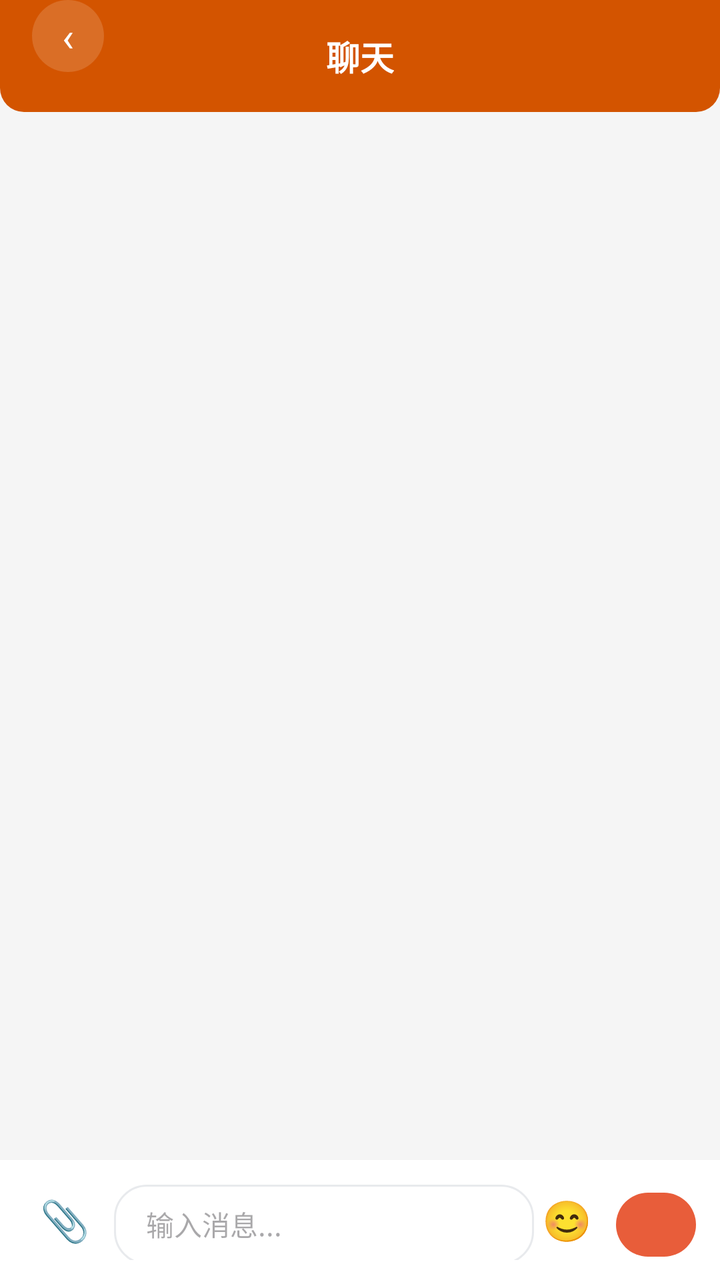
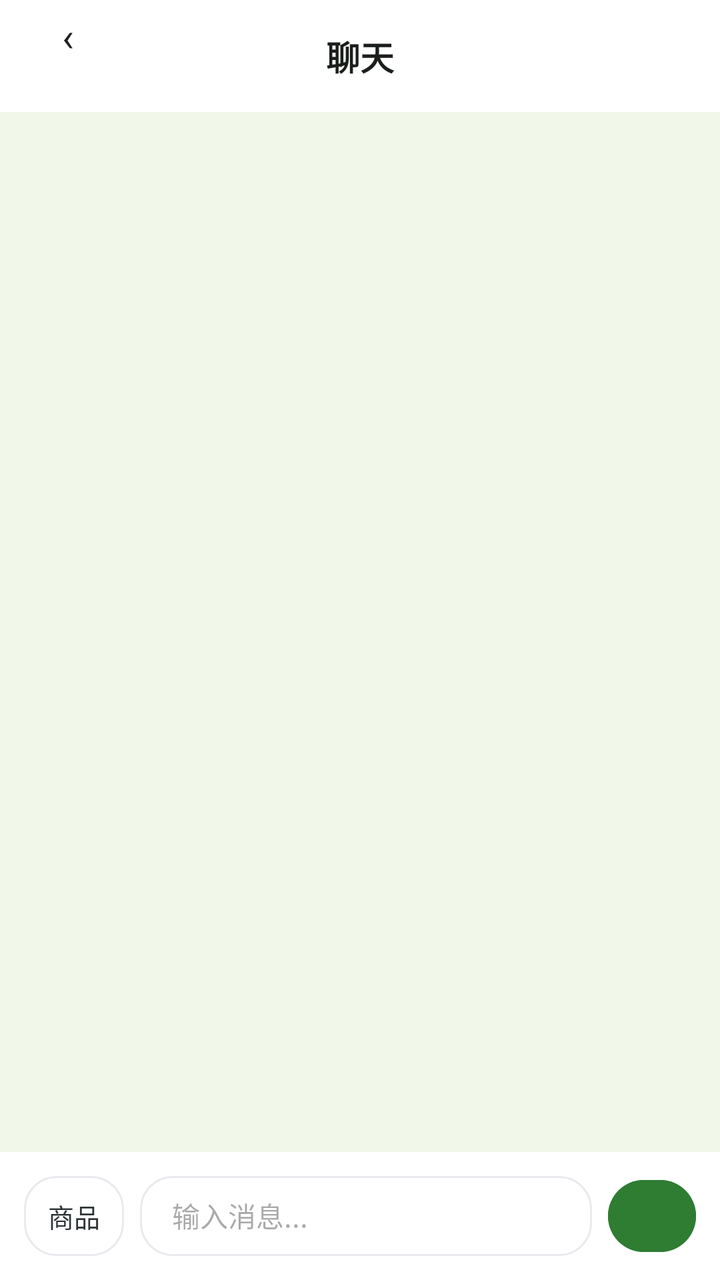

Compare the two renders of this Android layout. The source of the first and the diff that turns it into the second are given below.
<!-- AndroidManifest.xml: application theme Theme.ClothingSI -->
<!-- res/layout/activity_chat_detail.xml -->
<?xml version="1.0" encoding="utf-8"?>
<LinearLayout xmlns:android="http://schemas.android.com/apk/res/android"
    xmlns:app="http://schemas.android.com/apk/res-auto"
    android:layout_width="match_parent" android:layout_height="match_parent"
    android:orientation="vertical" android:background="#F5F5F5">
    <RelativeLayout android:layout_width="match_parent" android:layout_height="56dp"
        android:background="@drawable/header_bar_bg" android:paddingHorizontal="16dp">
        <TextView android:id="@+id/btn_back" android:layout_width="36dp" android:layout_height="36dp"
            android:text="‹" android:textSize="20dp" android:textColor="#FFFFFF"
            android:gravity="center" android:background="@drawable/circle_bg" />
        <TextView android:layout_width="wrap_content" android:layout_height="wrap_content"
            android:text="聊天" android:textSize="17dp" android:textStyle="bold"
            android:textColor="#FFFFFF" android:layout_centerInParent="true"
            android:id="@+id/tv_chat_title" />
    </RelativeLayout>
    <androidx.recyclerview.widget.RecyclerView android:id="@+id/rv_messages"
        android:layout_width="match_parent" android:layout_height="0dp" android:layout_weight="1"
        android:padding="16dp" />
    <LinearLayout android:layout_width="match_parent" android:layout_height="wrap_content"
        android:orientation="horizontal" android:paddingTop="10dp" android:paddingBottom="10dp"
        android:paddingStart="12dp" android:paddingEnd="12dp" android:background="#FFFFFF">
        <TextView android:layout_width="wrap_content" android:layout_height="40dp"
            android:text="📎" android:textSize="20dp" android:gravity="center"
            android:paddingHorizontal="8dp" android:layout_marginEnd="4dp" />
        <EditText android:id="@+id/et_message"
            android:layout_width="0dp" android:layout_height="40dp" android:layout_weight="1"
            android:hint="输入消息..." android:paddingTop="10dp" android:paddingBottom="10dp"
            android:paddingStart="16dp" android:paddingEnd="16dp" android:textSize="14dp"
            android:background="@drawable/card_bg" />
        <TextView android:layout_width="wrap_content" android:layout_height="40dp"
            android:text="😊" android:textSize="20dp" android:gravity="center"
            android:paddingHorizontal="4dp" />
        <com.google.android.material.button.MaterialButton android:id="@+id/btn_send"
            android:layout_width="40dp" android:layout_height="40dp" android:text="➤"
            app:cornerRadius="20dp" android:layout_marginStart="8dp" />
    </LinearLayout>
</LinearLayout>
<!-- resources referenced by this layout -->
<resources>
  <!-- drawable card_bg (drawable) -->
  <?xml version="1.0" encoding="utf-8"?>
  <shape xmlns:android="http://schemas.android.com/apk/res/android" android:shape="rectangle">
      <solid android:color="#FFFFFF" />
      <corners android:radius="16dp" />
      <stroke android:width="1dp" android:color="#E8EAED" />
  </shape>
  <!-- drawable circle_bg (drawable) -->
  <?xml version="1.0" encoding="utf-8"?>
  <shape xmlns:android="http://schemas.android.com/apk/res/android" android:shape="oval">
      <solid android:color="#26FFFFFF" />
  </shape>
  <!-- drawable header_bar_bg (drawable) -->
  <?xml version="1.0" encoding="utf-8"?>
  <shape xmlns:android="http://schemas.android.com/apk/res/android" android:shape="rectangle">
      <solid android:color="#D35400" />
      <corners android:bottomLeftRadius="12dp" android:bottomRightRadius="12dp" />
  </shape>
  <style name="Theme.ClothingSI" parent="Theme.Material3.Light.NoActionBar">
          <item name="colorPrimary">@color/primary</item>
          <item name="colorPrimaryDark">@color/primary_dark</item>
          <item name="colorAccent">@color/accent</item>
          <item name="android:statusBarColor">@color/primary_dark</item>
          <item name="android:navigationBarColor">@color/white</item>
      </style>
  <color name="primary">#E85D3A</color>
  <color name="primary_dark">#D35400</color>
  <color name="accent">#F4A460</color>
  <color name="white">#FFFFFF</color>
</resources>

<!-- the commit's change to res/layout/activity_chat_detail.xml (unified diff, before → after) -->
@@ -2,36 +2,39 @@
 <LinearLayout xmlns:android="http://schemas.android.com/apk/res/android"
     xmlns:app="http://schemas.android.com/apk/res-auto"
     android:layout_width="match_parent" android:layout_height="match_parent"
-    android:orientation="vertical" android:background="#F5F5F5">
+    android:orientation="vertical" android:background="@color/bg">
     <RelativeLayout android:layout_width="match_parent" android:layout_height="56dp"
         android:background="@drawable/header_bar_bg" android:paddingHorizontal="16dp">
         <TextView android:id="@+id/btn_back" android:layout_width="36dp" android:layout_height="36dp"
-            android:text="‹" android:textSize="20dp" android:textColor="#FFFFFF"
+            android:text="‹" android:textSize="20dp" android:textColor="@color/text_primary"
             android:gravity="center" android:background="@drawable/circle_bg" />
         <TextView android:layout_width="wrap_content" android:layout_height="wrap_content"
             android:text="聊天" android:textSize="17dp" android:textStyle="bold"
-            android:textColor="#FFFFFF" android:layout_centerInParent="true"
+            android:textColor="@color/text_primary" android:layout_centerInParent="true"
             android:id="@+id/tv_chat_title" />
     </RelativeLayout>
     <androidx.recyclerview.widget.RecyclerView android:id="@+id/rv_messages"
         android:layout_width="match_parent" android:layout_height="0dp" android:layout_weight="1"
         android:padding="16dp" />
     <LinearLayout android:layout_width="match_parent" android:layout_height="wrap_content"
-        android:orientation="horizontal" android:paddingTop="10dp" android:paddingBottom="10dp"
-        android:paddingStart="12dp" android:paddingEnd="12dp" android:background="#FFFFFF">
-        <TextView android:layout_width="wrap_content" android:layout_height="40dp"
-            android:text="📎" android:textSize="20dp" android:gravity="center"
-            android:paddingHorizontal="8dp" android:layout_marginEnd="4dp" />
+        android:orientation="horizontal" android:gravity="center_vertical"
+        android:paddingTop="10dp" android:paddingBottom="10dp"
+        android:paddingStart="12dp" android:paddingEnd="12dp" android:background="@color/surface">
+        
+        <TextView android:id="@+id/btn_pick_product"
+            android:layout_width="wrap_content" android:layout_height="40dp"
+            android:text="商品" android:textSize="13dp" android:textColor="#2D3436"
+            android:gravity="center" android:paddingHorizontal="12dp"
+            android:background="@drawable/card_bg" android:layout_marginEnd="8dp" />
         <EditText android:id="@+id/et_message"
             android:layout_width="0dp" android:layout_height="40dp" android:layout_weight="1"
             android:hint="输入消息..." android:paddingTop="10dp" android:paddingBottom="10dp"
             android:paddingStart="16dp" android:paddingEnd="16dp" android:textSize="14dp"
             android:background="@drawable/card_bg" />
-        <TextView android:layout_width="wrap_content" android:layout_height="40dp"
-            android:text="😊" android:textSize="20dp" android:gravity="center"
-            android:paddingHorizontal="4dp" />
         <com.google.android.material.button.MaterialButton android:id="@+id/btn_send"
-            android:layout_width="40dp" android:layout_height="40dp" android:text="➤"
-            app:cornerRadius="20dp" android:layout_marginStart="8dp" />
+            android:layout_width="44dp" android:layout_height="44dp" android:text="➤"
+            android:textSize="20dp" android:textColor="#FFFFFF"
+            app:cornerRadius="22dp" android:layout_marginStart="8dp"
+            android:backgroundTint="@color/primary" />
     </LinearLayout>
 </LinearLayout>
<!-- resource entries referenced after the edit -->
@@ -1,5 +1,6 @@
 <!-- resources referenced by this layout -->
 <resources>
+  <color name="bg">#F1F8E9</color>
   <!-- drawable card_bg (drawable) -->
   <?xml version="1.0" encoding="utf-8"?>
   <shape xmlns:android="http://schemas.android.com/apk/res/android" android:shape="rectangle">
@@ -15,19 +16,28 @@
   <!-- drawable header_bar_bg (drawable) -->
   <?xml version="1.0" encoding="utf-8"?>
   <shape xmlns:android="http://schemas.android.com/apk/res/android" android:shape="rectangle">
-      <solid android:color="#D35400" />
-      <corners android:bottomLeftRadius="12dp" android:bottomRightRadius="12dp" />
+      <solid android:color="#FFFFFF" />
   </shape>
   <style name="Theme.ClothingSI" parent="Theme.Material3.Light.NoActionBar">
           <item name="colorPrimary">@color/primary</item>
           <item name="colorPrimaryDark">@color/primary_dark</item>
           <item name="colorAccent">@color/accent</item>
-          <item name="android:statusBarColor">@color/primary_dark</item>
+          <item name="android:statusBarColor">@android:color/transparent</item>
           <item name="android:navigationBarColor">@color/white</item>
+          
+          <item name="android:windowLightStatusBar">true</item>
+          
+          <item name="android:fontFamily">sans-serif</item>
+          <item name="android:textViewStyle">@style/TextView.Base</item>
       </style>
-  <color name="primary">#E85D3A</color>
-  <color name="primary_dark">#D35400</color>
-  <color name="accent">#F4A460</color>
+  <color name="primary">#2E7D32</color>
+  <color name="surface">#FFFFFF</color>
+  <color name="text_primary">#1B1F1B</color>
+  <color name="primary_dark">#1B5E20</color>
+  <color name="accent">#66BB6A</color>
   <color name="white">#FFFFFF</color>
+  <style name="TextView.Base" parent="android:Widget.TextView">
+          <item name="android:fontFamily">sans-serif</item>
+      </style>
 </resources>
 
